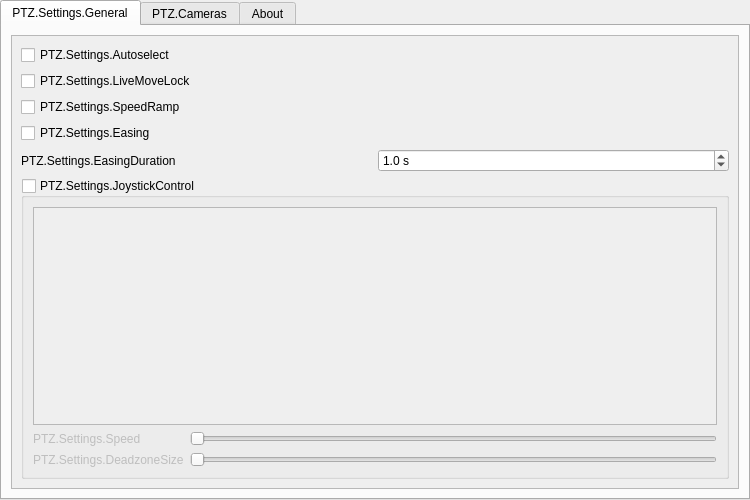
Before: the Qt Designer form src/settings.ui in virus2016/obs-ptz, drawn with Qt 5.
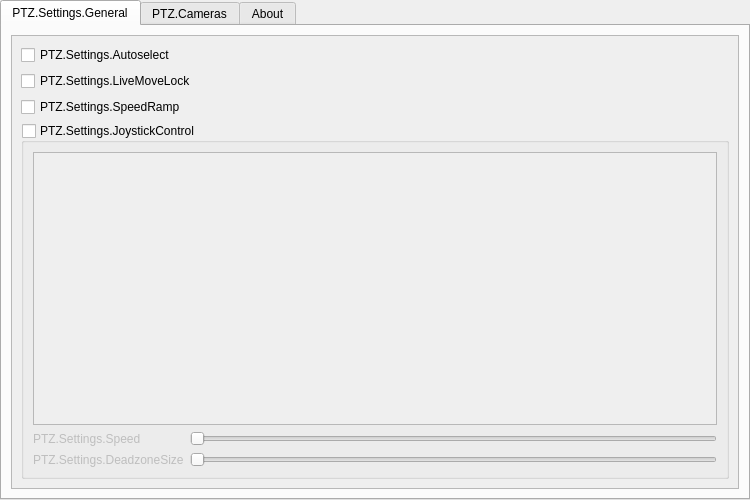
After: the same form once the commit is applied. Custom widgets are drawn as their Qt base class.

Commit message:
Implement per-camera easing with multiple easing types
- Move easing settings from global (PTZControls) to per-device (PTZDevice)
- Add easing type enum: None, Linear, EaseIn, EaseOut, EaseInOut
- Add per-camera easing UI controls in device properties dialog
- Implement easing for VISCA cameras with position caching
- Update USB camera to use per-device easing settings
- Remove global easing controls from settings UI
- Add locale strings for new per-camera easing options

Patch:
```diff
--- a/src/settings.ui
+++ b/src/settings.ui
@@ -81,52 +81,6 @@
              </property>
             </widget>
            </item>
-           <item>
-            <widget class="QCheckBox" name="easingCheckBox">
-             <property name="toolTip">
-              <string>PTZ.Settings.Easing.Tooltip</string>
-             </property>
-             <property name="text">
-              <string>PTZ.Settings.Easing</string>
-             </property>
-            </widget>
-           </item>
-           <item>
-            <layout class="QHBoxLayout" name="easingDurationLayout">
-             <item>
-              <widget class="QLabel" name="easingDurationLabel">
-               <property name="text">
-                <string>PTZ.Settings.EasingDuration</string>
-               </property>
-              </widget>
-             </item>
-             <item>
-              <widget class="QDoubleSpinBox" name="easingDurationSpinBox">
-               <property name="toolTip">
-                <string>PTZ.Settings.EasingDuration.Tooltip</string>
-               </property>
-               <property name="suffix">
-                <string> s</string>
-               </property>
-               <property name="decimals">
-                <number>1</number>
-               </property>
-               <property name="minimum">
-                <double>0.100000000000000</double>
-               </property>
-               <property name="maximum">
-                <double>10.000000000000000</double>
-               </property>
-               <property name="singleStep">
-                <double>0.100000000000000</double>
-               </property>
-               <property name="value">
-                <double>1.000000000000000</double>
-               </property>
-              </widget>
-             </item>
-            </layout>
-           </item>
            <item>
             <widget class="QGroupBox" name="joystickGroupBox">
              <property name="title">
```
The commit also changes 9 other files.
